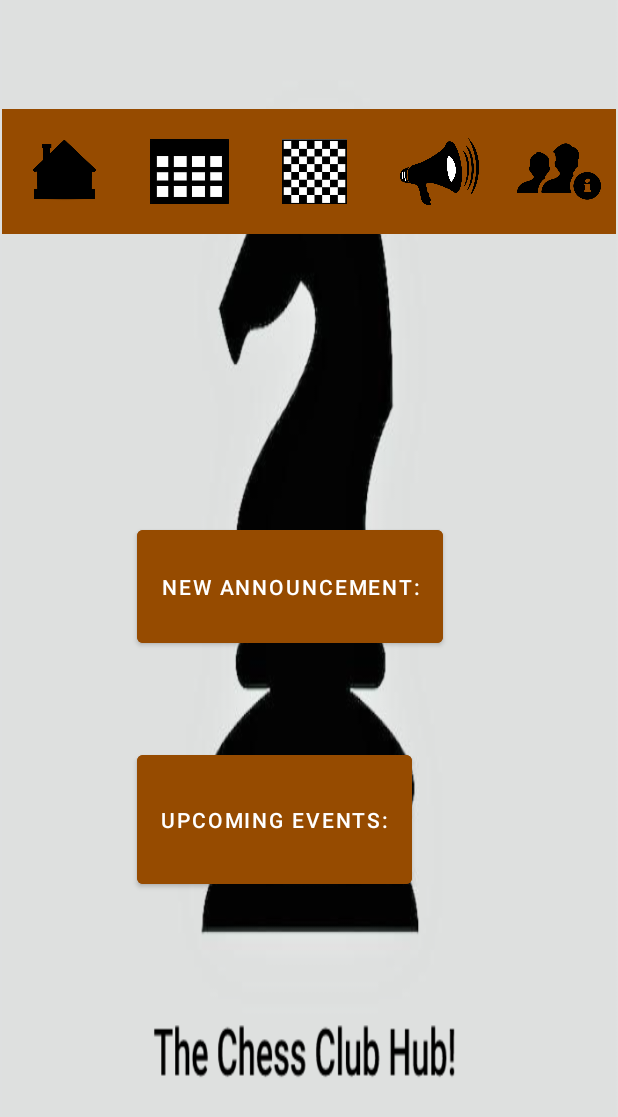
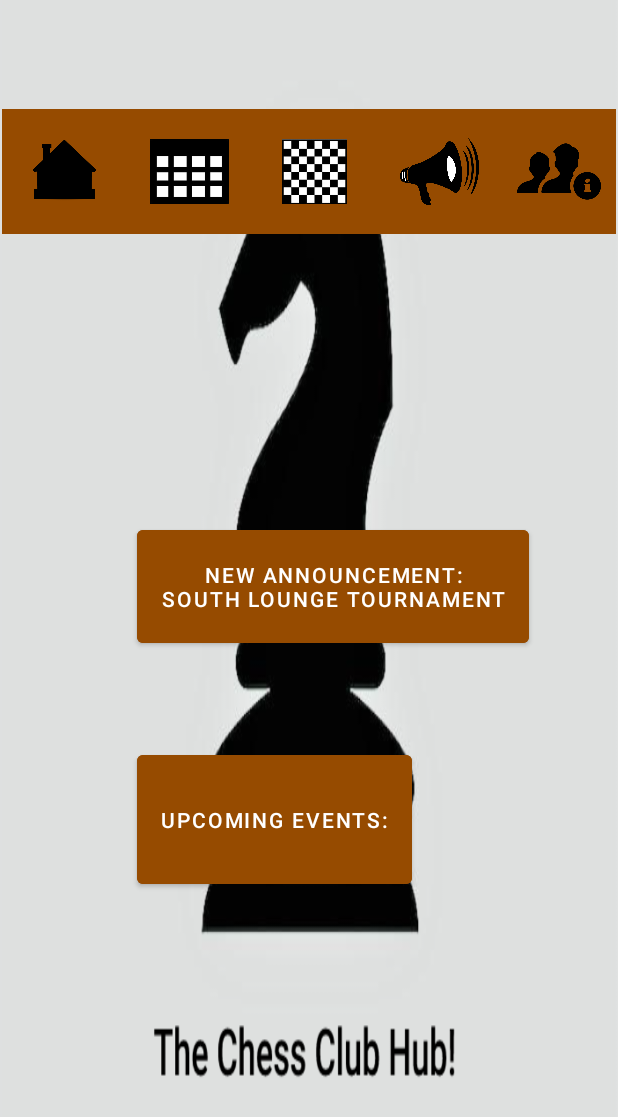
Before and after one commit to ojhscottsmith/Chess_Club_Hub, an Android app: the screen it shows after launch (MainActivity), on a phone screen of 412 x 824 dp. Shown: the top 1117 px of the screen. Run offline under Robolectric (Android 15) with nearby library versions, the phone set to English and light mode, and no system bars.

Commit message:
announcementBrief displaying most recent announcement info

```diff
--- a/app/src/main/java/com/example/chessclubhub/MainActivity.java
+++ b/app/src/main/java/com/example/chessclubhub/MainActivity.java
@@ -16,6 +16,8 @@ import android.widget.Toast;
 
 public class MainActivity extends AppCompatActivity implements View.OnClickListener {
 
+    public static final String DISPLAY_ANNOUNCEMENT = "announcement to display";
+
     //Declare needed components
     TextView titleView;
     Button announcementBrief;
@@ -28,6 +30,9 @@ public class MainActivity extends AppCompatActivity implements View.OnClickListe
     ImageButton announcementPage;
     ImageButton loginPage;
 
+    //For briefs
+    String lastAnnouncementTitle;
+
     //For testing purposes
     final int DURATION = Toast.LENGTH_LONG;
 
@@ -36,6 +41,10 @@ public class MainActivity extends AppCompatActivity implements View.OnClickListe
     protected void onCreate(Bundle savedInstanceState) {
         super.onCreate(savedInstanceState);
         setContentView(R.layout.activity_main);
+
+        Announcement.AnnouncementList.add(new Announcement("04/08/22","17:30","Chess in VLB","Bruce Wayne","Join me and some friends for Chess in VLB"));
+        Announcement.AnnouncementList.add(new Announcement("05/01/22","12:00","Chess in Lesher Lounge","Elizabeth Carol","Chess in Lesher Lounge, be there or be square"));
+        Announcement.AnnouncementList.add(new Announcement("04/10/22","10:00","South Lounge Tournament","Sucy Timberlake","We are having a Chess Tournament in South Lounge. Anyone is welcome!"));
 
         //Binding components with view
         //titleView = findViewById(R.id.titleView);
@@ -49,6 +58,8 @@ public class MainActivity extends AppCompatActivity implements View.OnClickListe
         loginPage = findViewById(R.id.login_page);
 
         announcementBrief.setOnClickListener(this);
+        lastAnnouncementTitle = Announcement.AnnouncementList.get(Announcement.AnnouncementList.size()-1).getTitle();
+        announcementBrief.setText(getString(R.string.home_page_announcement_title) + "\n" + lastAnnouncementTitle);
         eventsBrief.setOnClickListener(this);
 
         homePage.setOnClickListener(this);
@@ -56,10 +67,6 @@ public class MainActivity extends AppCompatActivity implements View.OnClickListe
         eventPage.setOnClickListener(this);
         announcementPage.setOnClickListener(this);
         loginPage.setOnClickListener(this);
-
-        Announcement.AnnouncementList.add(new Announcement("04/08/22","17:30","Chess in VLB","Bruce Wayne","Join me and some friends for Chess in VLB"));
-        Announcement.AnnouncementList.add(new Announcement("05/01/22","12:00","Chess in Lesher Lounge","Elizabeth Carol","Chess in Lesher Lounge, be there or be square"));
-        Announcement.AnnouncementList.add(new Announcement("04/10/22","10:00","South Lounge Tournament","Sucy Timberlake","We are having a Chess Tournament in South Lounge. Anyone is welcome!"));
 
     }
 //
@@ -119,7 +126,10 @@ public class MainActivity extends AppCompatActivity implements View.OnClickListe
 
             case R.id.announcementBrief:
                 //Redirect to the newest announcement
+                Intent announcementBriefIntent = new Intent(MainActivity.this,Post_Display.class);
+                announcementBriefIntent.putExtra(DISPLAY_ANNOUNCEMENT,Announcement.AnnouncementList.size()-1);
                 componentCalled("Redirects to most recent announcement");
+                startActivity(announcementBriefIntent);
                 break;
 
             case R.id.eventsBrief:
```
